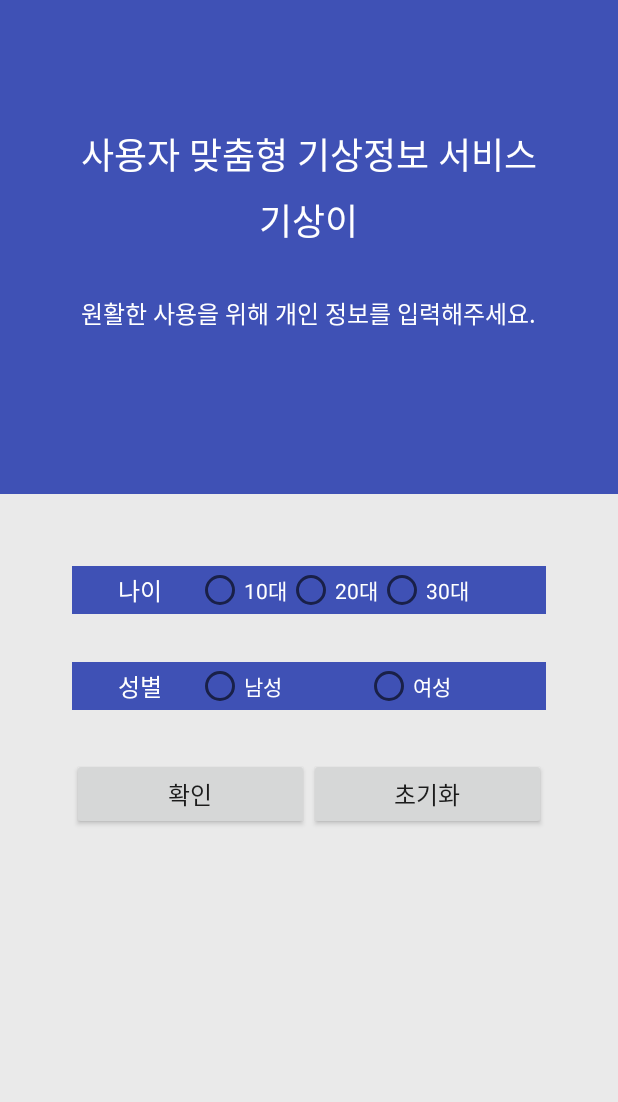
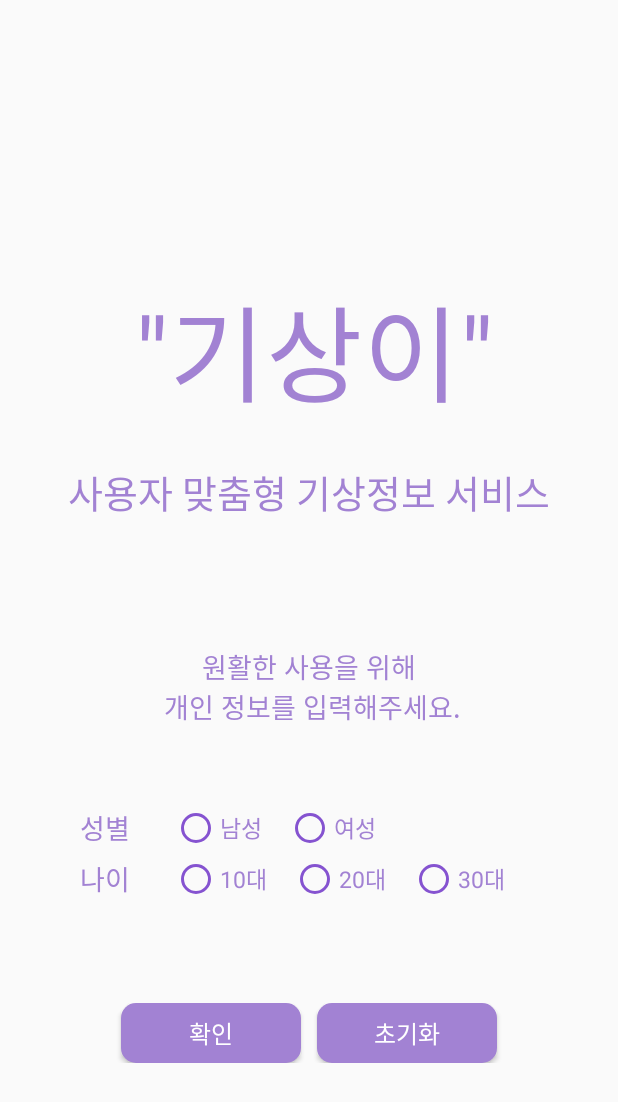
Before and after one commit to 2JK/Gisang2, an Android app: the IntroActivity screen opened directly, with no data from a screen before it, on a phone screen of 412 x 824 dp. Shown: the top 1102 px of the screen. Run offline under Robolectric (Android 15) with nearby library versions, the phone set to English and light mode, and no system bars; Roboto replaces fonts that are not available here; 2 statements that could not run were skipped.

Commit message:
180612 0721 의류샵과 연결 작업중 인트로 UI변경

```diff
--- a/app/src/main/java/com/example/jklee/netproject/IntroActivity.java
+++ b/app/src/main/java/com/example/jklee/netproject/IntroActivity.java
@@ -10,6 +10,7 @@ import android.support.v7.app.AppCompatActivity;
 import android.view.View;
 import android.widget.Button;
 import android.widget.RadioButton;
+import android.widget.TextView;
 import android.widget.Toast;
 
 public class IntroActivity extends AppCompatActivity {
@@ -18,44 +19,71 @@ public class IntroActivity extends AppCompatActivity {
     private RadioButton radioButtonAge10, radioButtonAge20, radioButtonAge30;
     private RadioButton radioButtonGenderMale, radioButtonGenderFemale;
 
+    private TextView textView_gisang2;
+    private TextView textView_gisang2_2;
+    private TextView textView_gisang2_3;
+    private TextView textView_gisang2_gender;
+    private TextView textView_gisang2_age;
+
     @Override
     protected void onCreate(Bundle savedInstanceState) {
         super.onCreate(savedInstanceState);
         setContentView(R.layout.activity_intro);
 
         buttonOk = (Button) findViewById(R.id.btn_ok);
-        buttonReset = (Button)findViewById(R.id.btn_reset);
-        radioButtonAge10 = (RadioButton)findViewById(R.id.rbtn_10);
-        radioButtonAge20 = (RadioButton)findViewById(R.id.rbtn_20);
-        radioButtonAge30 = (RadioButton)findViewById(R.id.rbtn_30);
-        radioButtonGenderMale = (RadioButton)findViewById(R.id.rbtn_male);
-        radioButtonGenderFemale = (RadioButton)findViewById(R.id.rbtn_female);
+        buttonReset = (Button) findViewById(R.id.btn_reset);
+        radioButtonAge10 = (RadioButton) findViewById(R.id.rbtn_10);
+        radioButtonAge20 = (RadioButton) findViewById(R.id.rbtn_20);
+        radioButtonAge30 = (RadioButton) findViewById(R.id.rbtn_30);
+        radioButtonGenderMale = (RadioButton) findViewById(R.id.rbtn_male);
+
+
+        radioButtonGenderFemale = (RadioButton) findViewById(R.id.rbtn_female);
+
+        FontSetting fontSetting = new FontSetting(getApplicationContext());
+
+        radioButtonGenderMale.setTypeface(fontSetting.getTypeface_Main());
+        radioButtonGenderFemale.setTypeface(fontSetting.getTypeface_Main());
+        radioButtonAge10.setTypeface(fontSetting.getTypeface_Main());
+        radioButtonAge20.setTypeface(fontSetting.getTypeface_Main());
+        radioButtonAge30.setTypeface(fontSetting.getTypeface_Main());
+        buttonOk.setTypeface(fontSetting.getTypeface_Sub());
+        buttonReset.setTypeface(fontSetting.getTypeface_Sub());
+
+        textView_gisang2 = findViewById(R.id.textView_gisang2);
+        textView_gisang2.setTypeface(fontSetting.getTypeface_Main());
+        textView_gisang2_2 = findViewById(R.id.textView_gisang2_2);
+        textView_gisang2_2.setTypeface(fontSetting.getTypeface_Main());
+        textView_gisang2_3 = findViewById(R.id.textView_gisang2_3);
+        textView_gisang2_3.setTypeface(fontSetting.getTypeface_Main());
+        textView_gisang2_gender = findViewById(R.id.textView_gisang2_gender);
+        textView_gisang2_gender.setTypeface(fontSetting.getTypeface_Main());
+        textView_gisang2_age = findViewById(R.id.textView_gisang2_age);
+        textView_gisang2_age.setTypeface(fontSetting.getTypeface_Main());
 
         buttonOk.setOnClickListener(new Button.OnClickListener() {
             @Override
             public void onClick(View view) {
-                if((radioButtonAge10.isChecked() || radioButtonAge20.isChecked() || radioButtonAge30.isChecked())
+                if ((radioButtonAge10.isChecked() || radioButtonAge20.isChecked() || radioButtonAge30.isChecked())
                         && (radioButtonGenderMale.isChecked() || radioButtonGenderFemale.isChecked())) {
                     SharedPreferences pref = getSharedPreferences("gisang", Activity.MODE_PRIVATE);
                     SharedPreferences.Editor editor = pref.edit();
 
-                    if(radioButtonGenderMale.isChecked()) {
+                    if (radioButtonGenderMale.isChecked()) {
                         editor.putBoolean("isMale", true);
                         editor.commit();
-                    }
-                    else {
+                    } else {
                         editor.putBoolean("isMale", false);
                         editor.commit();
                     }
                     Toast.makeText(getApplicationContext(), "환영합니다!", Toast.LENGTH_LONG).show();
                     if (pref.getBoolean("isMale", false))
-                       MainActivity.Gender = "male";
+                        MainActivity.Gender = "male";
                     else
                         MainActivity.Gender = "female";
-
+                    editor.putBoolean("isSelected", true);
                     finish();
-                }
-                else {
+                } else {
                     Toast.makeText(getApplicationContext(), "나이 및 성별 정보를 선택해주세요.", Toast.LENGTH_LONG).show();
                 }
             }
--- a/app/src/main/java/com/example/jklee/netproject/MainActivity.java
+++ b/app/src/main/java/com/example/jklee/netproject/MainActivity.java
@@ -9,6 +9,7 @@ import android.support.constraint.ConstraintLayout;
 import android.support.v7.app.AppCompatActivity;
 import android.os.Bundle;
 import android.text.format.Time;
+import android.util.Log;
 import android.view.View;
 import android.widget.Button;
 import android.widget.ImageView;
@@ -127,7 +128,9 @@ public class MainActivity extends AppCompatActivity {
     private void firstExecute() {
         pref = getSharedPreferences("gisang", MODE_PRIVATE);
         boolean isAlreadyExecuted = pref.getBoolean("isAlreadyExecuted", false);
-        if (isAlreadyExecuted == false) {
+        boolean isGenderSelected = pref.getBoolean("isSelected", false);
+
+        if (isGenderSelected == false) {
             SharedPreferences.Editor editor = pref.edit();
             editor.putBoolean("isAlreadyExecuted", true);
             editor.commit();
--- a/app/src/main/res/drawable/dialog_background.xml
+++ b/app/src/main/res/drawable/dialog_background.xml
@@ -4,7 +4,7 @@
     <solid android:color="#ffffff"></solid>
 
     <stroke android:width="2dp"
-        android:color="#ffffff"></stroke>
+        android:color="#a282d3"></stroke>
 
     <corners android:bottomLeftRadius="20dp"
         android:topLeftRadius="20dp"
--- /dev/null
+++ b/app/src/main/res/drawable/dialog_button.xml
@@ -0,0 +1,14 @@
+<?xml version="1.0" encoding="utf-8"?>
+<shape xmlns:android="http://schemas.android.com/apk/res/android">
+
+    <solid android:color="#a282d3"></solid>
+
+
+    <corners
+        android:topLeftRadius="10dp"
+        android:topRightRadius="10dp"
+        android:bottomLeftRadius="10dp"
+        android:bottomRightRadius="10dp"
+       ></corners>
+
+</shape>
--- a/app/src/main/res/drawable/dialog_title.xml
+++ b/app/src/main/res/drawable/dialog_title.xml
@@ -3,8 +3,8 @@
 
     <solid android:color="#8553d0"></solid>
 
-    <stroke android:width="1dp"
-        android:color="#ffffff"></stroke>
+    <stroke android:width="2dp"
+        android:color="#a282d3"></stroke>
 
     <corners
         android:topLeftRadius="20dp"
--- /dev/null
+++ b/app/src/main/res/drawable/radio_layout.xml
@@ -0,0 +1,12 @@
+<?xml version="1.0" encoding="utf-8"?>
+<shape xmlns:android="http://schemas.android.com/apk/res/android">
+
+    <solid android:color="#a282d3"></solid>
+
+
+    <corners android:bottomLeftRadius="10dp"
+        android:topLeftRadius="10dp"
+        android:topRightRadius="10dp"
+        android:bottomRightRadius="10dp"></corners>
+
+</shape>
--- a/app/src/main/res/layout/activity_intro.xml
+++ b/app/src/main/res/layout/activity_intro.xml
@@ -1,187 +1,267 @@
 <?xml version="1.0" encoding="utf-8"?>
-<LinearLayout xmlns:android="http://schemas.android.com/apk/res/android"
+<android.support.constraint.ConstraintLayout xmlns:android="http://schemas.android.com/apk/res/android"
     xmlns:app="http://schemas.android.com/apk/res-auto"
     xmlns:tools="http://schemas.android.com/tools"
-    android:orientation="vertical"
     android:layout_width="match_parent"
-    android:layout_height="match_parent"
-    tools:context=".IntroActivity">
+    android:layout_height="match_parent">
 
     <LinearLayout
+        android:id="@+id/linearLayout8"
         android:layout_width="match_parent"
-        android:layout_height="0dp"
-        android:layout_weight="4"
-        android:orientation="vertical"
+        android:layout_height="wrap_content"
+        android:layout_marginBottom="8dp"
+        android:layout_marginLeft="8dp"
+        android:layout_marginStart="8dp"
+        android:layout_marginTop="8dp"
         android:gravity="center"
-        android:background="@color/colorPrimary">
+        android:orientation="horizontal"
+        app:layout_constraintBottom_toBottomOf="parent"
+        app:layout_constraintEnd_toEndOf="parent"
+        app:layout_constraintHorizontal_bias="0.0"
+        app:layout_constraintStart_toStartOf="parent"
+        app:layout_constraintTop_toTopOf="parent"
+        app:layout_constraintVertical_bias="0.246">
 
         <TextView
+            android:id="@+id/textView_gisang2"
             android:layout_width="wrap_content"
             android:layout_height="wrap_content"
-            android:padding="8dp"
-            android:text="사용자 맞춤형 기상정보 서비스"
-            android:textSize="24sp"
-            android:textColor="#FFFFFF"
-            android:layout_gravity="center_horizontal"/>
-
-        <TextView
-            android:layout_width="wrap_content"
-            android:layout_height="wrap_content"
-            android:text="기상이"
-            android:textSize="24sp"
-            android:textColor="#FFFFFF"
-            android:layout_gravity="center_horizontal"/>
-
-        <TextView
-            android:layout_width="wrap_content"
-            android:layout_height="wrap_content"
-            android:padding="32dp"
-            android:text="원활한 사용을 위해 개인 정보를 입력해주세요."
-            android:textSize="16sp"
-            android:textColor="#FFFFFF"
-            android:layout_gravity="center_horizontal"/>
+            android:text="&quot;기상이&quot;"
+            android:textColor="#a282d3"
+            android:textSize="70dp" />
 
     </LinearLayout>
 
     <LinearLayout
-        android:layout_width="match_parent"
-        android:layout_height="0dp"
-        android:layout_weight="6"
-        android:background="#EAEAEA">
-
-        <LinearLayout
-            android:orientation="vertical"
-            android:layout_width="match_parent"
-            android:layout_height="match_parent"
-            android:layout_margin="24dp"
-            android:padding="24dp">
-
-            <LinearLayout
-                android:orientation="horizontal"
+        android:id="@+id/linearLayout9"
         android:layout_width="match_parent"
         android:layout_height="wrap_content"
-                android:background="@color/colorPrimary"
-                android:paddingLeft="8dp"
-                android:paddingRight="8dp"
-                android:gravity="center">
+        android:layout_marginBottom="8dp"
+        android:layout_marginEnd="8dp"
+        android:layout_marginLeft="8dp"
+        android:layout_marginRight="8dp"
+        android:layout_marginStart="8dp"
+        android:layout_marginTop="8dp"
+        android:gravity="center"
+        android:orientation="horizontal"
+        app:layout_constraintBottom_toBottomOf="parent"
+        app:layout_constraintEnd_toEndOf="parent"
+        app:layout_constraintHorizontal_bias="0.0"
+        app:layout_constraintStart_toStartOf="parent"
+        app:layout_constraintTop_toBottomOf="@+id/linearLayout8"
+        app:layout_constraintVertical_bias="0.031">
 
         <TextView
-                    android:layout_width="0dp"
-                    android:layout_height="match_parent"
-                    android:layout_weight="1"
-                    android:text="나이"
-                    android:gravity="center"
-                    android:textSize="16sp"
-                    android:textColor="#FFFFFF" />
-
-                <RadioGroup
-                    android:id="@+id/rbtngrp_age"
-                    android:orientation="horizontal"
-                    android:layout_width="0dp"
-                    android:layout_height="match_parent"
-                    android:layout_weight="3">
-
-                    <RadioButton
-                        android:id="@+id/rbtn_10"
+            android:id="@+id/textView_gisang2_2"
             android:layout_width="wrap_content"
-                        android:layout_height="match_parent"
-                        android:text="10대"
-                        android:textColor="#FFFFFF" />
-
-                    <RadioButton
-                        android:id="@+id/rbtn_20"
-                        android:layout_width="wrap_content"
-                        android:layout_height="match_parent"
-                        android:text="20대"
-                        android:textColor="#FFFFFF" />
-
-                    <RadioButton
-                        android:id="@+id/rbtn_30"
-                        android:layout_width="wrap_content"
-                        android:layout_height="match_parent"
-                        android:text="30대"
-                        android:textColor="#FFFFFF" />
-
-                </RadioGroup>
-
+            android:layout_height="wrap_content"
+            android:text="사용자 맞춤형 기상정보 서비스"
+            android:textColor="#a282d3"
+            android:textSize="25dp" />
 
     </LinearLayout>
 
+    <LinearLayout
+        android:id="@+id/linearLayout10"
+        android:layout_width="match_parent"
+        android:layout_height="wrap_content"
+        android:layout_marginEnd="8dp"
+        android:layout_marginLeft="8dp"
+        android:layout_marginRight="8dp"
+        android:layout_marginStart="8dp"
+        android:layout_marginTop="84dp"
+        android:gravity="center"
+        android:orientation="horizontal"
+        app:layout_constraintEnd_toEndOf="parent"
+        app:layout_constraintHorizontal_bias="0.0"
+        app:layout_constraintStart_toStartOf="parent"
+        app:layout_constraintTop_toBottomOf="@+id/linearLayout9">
+
+        <TextView
+            android:id="@+id/textView_gisang2_3"
+            android:layout_width="wrap_content"
+            android:layout_height="wrap_content"
+            android:gravity="center_horizontal"
+            android:text="원활한 사용을 위해\n 개인 정보를 입력해주세요."
+            android:textColor="#a282d3"
+            android:textSize="18dp" />
+
+    </LinearLayout>
 
     <LinearLayout
+        android:id="@+id/linearLayout4"
+        android:layout_width="match_parent"
+        android:layout_height="30dp"
+        android:layout_marginBottom="8dp"
+        android:layout_marginEnd="8dp"
+        android:layout_marginLeft="8dp"
+        android:layout_marginRight="8dp"
+        android:layout_marginStart="8dp"
+        android:layout_marginTop="8dp"
+        android:gravity="left"
         android:orientation="horizontal"
-                android:layout_width="match_parent"
-                android:layout_height="wrap_content"
-                android:background="@color/colorPrimary"
-                android:paddingLeft="8dp"
-                android:paddingRight="8dp"
-                android:layout_marginTop="32dp">
+        app:layout_constraintBottom_toBottomOf="parent"
+        app:layout_constraintEnd_toEndOf="parent"
+        app:layout_constraintHorizontal_bias="0.0"
+        app:layout_constraintStart_toStartOf="parent"
+        app:layout_constraintTop_toBottomOf="@+id/linearLayout10"
+        app:layout_constraintVertical_bias="0.15">
 
         <TextView
-                    android:layout_width="0dp"
-                    android:layout_height="match_parent"
-                    android:layout_weight="1"
+            android:id="@+id/textView_gisang2_gender"
+            android:layout_width="wrap_content"
+            android:layout_height="wrap_content"
+            android:layout_gravity="center_vertical"
+            android:paddingLeft="45dp"
             android:text="성별"
-                    android:gravity="center"
-                    android:textSize="16sp"
-                    android:textColor="#FFFFFF" />
+            android:textColor="#a282d3"
+            android:textSize="18dp" />
 
         <RadioGroup
             android:id="@+id/rbtngrp_gender"
+            android:layout_width="wrap_content"
+            android:layout_height="match_parent"
+            android:layout_gravity="center_vertical"
             android:orientation="horizontal"
-                    android:layout_width="0dp"
-                    android:layout_height="match_parent"
-                    android:layout_weight="3">
+            android:paddingLeft="20dp">
 
             <RadioButton
                 android:id="@+id/rbtn_male"
-                        android:layout_width="0dp"
+                android:layout_width="wrap_content"
                 android:layout_height="match_parent"
-                        android:layout_weight="1"
+                android:layout_gravity="center_vertical"
+                android:layout_marginHorizontal="8dp"
+                android:buttonTint="#8553d0"
                 android:text="남성"
-                        android:textColor="#FFFFFF"/>
+                android:textColor="#a282d3"
+                android:textSize="15dp" />
 
             <RadioButton
                 android:id="@+id/rbtn_female"
-                        android:layout_width="0dp"
+                android:layout_width="wrap_content"
                 android:layout_height="match_parent"
-                        android:layout_weight="1"
+                android:layout_gravity="center_vertical"
+                android:layout_marginHorizontal="8dp"
+                android:buttonTint="#8553d0"
                 android:text="여성"
-                        android:textColor="#FFFFFF"/>
+                android:textColor="#a282d3"
+                android:textSize="15dp" />
 
         </RadioGroup>
 
     </LinearLayout>
 
     <LinearLayout
+        android:id="@+id/linearLayout7"
+        android:layout_width="match_parent"
+        android:layout_height="30dp"
+        android:layout_marginBottom="108dp"
+        android:layout_marginEnd="8dp"
+        android:layout_marginLeft="8dp"
+        android:layout_marginRight="8dp"
+        android:layout_marginStart="8dp"
+        android:layout_marginTop="4dp"
+        android:gravity="left"
         android:orientation="horizontal"
+        app:layout_constraintBottom_toBottomOf="parent"
+        app:layout_constraintEnd_toEndOf="parent"
+        app:layout_constraintHorizontal_bias="0.0"
+        app:layout_constraintStart_toStartOf="parent"
+        app:layout_constraintTop_toBottomOf="@+id/linearLayout4"
+        app:layout_constraintVertical_bias="0.0">
+
+        <TextView
+            android:id="@+id/textView_gisang2_age"
+            android:layout_width="wrap_content"
+            android:layout_height="wrap_content"
+            android:paddingLeft="45dp"
+            android:layout_gravity="center_vertical"
+            android:text="나이"
+            android:textColor="#a282d3"
+            android:textSize="18dp" />
+
+        <RadioGroup
+            android:id="@+id/rbtngrp_age"
+            android:layout_width="wrap_content"
+            android:layout_height="match_parent"
+            android:orientation="horizontal"
+            android:paddingLeft="20dp">
+
+            <RadioButton
+                android:id="@+id/rbtn_10"
+                android:layout_width="wrap_content"
+                android:layout_height="match_parent"
+                android:layout_marginHorizontal="8dp"
+                android:buttonTint="#8553d0"
+                android:text="10대"
+                android:layout_gravity="center_vertical"
+                android:textSize="15dp"
+                android:textColor="#a282d3" />
+
+            <RadioButton
+                android:id="@+id/rbtn_20"
+                android:layout_width="wrap_content"
+                android:layout_height="match_parent"
+                android:layout_marginHorizontal="8dp"
+                android:buttonTint="#8553d0"
+                android:text="20대"
+                android:layout_gravity="center_vertical"
+                android:textSize="15dp"
+                android:textColor="#a282d3" />
+
+            <RadioButton
+                android:id="@+id/rbtn_30"
+                android:layout_width="wrap_content"
+                android:layout_height="match_parent"
+                android:layout_marginHorizontal="8dp"
+                android:buttonTint="#8553d0"
+                android:text="30대"
+                android:layout_gravity="center_vertical"
+                android:textSize="15dp"
+                android:textColor="#a282d3" />
+
+        </RadioGroup>
+    </LinearLayout>
+
+    <LinearLayout
         android:layout_width="match_parent"
         android:layout_height="wrap_content"
-                android:layout_marginTop="32dp">
+        android:layout_marginBottom="8dp"
+        android:layout_marginEnd="8dp"
+        android:layout_marginLeft="8dp"
+        android:layout_marginRight="8dp"
+        android:layout_marginStart="8dp"
+        android:layout_marginTop="8dp"
+        android:gravity="center"
+        android:orientation="horizontal"
+        app:layout_constraintBottom_toBottomOf="parent"
+        app:layout_constraintEnd_toEndOf="parent"
+        app:layout_constraintHorizontal_bias="0.0"
+        app:layout_constraintStart_toStartOf="parent"
+        app:layout_constraintTop_toBottomOf="@+id/linearLayout7"
+        app:layout_constraintVertical_bias="0.359">
 
         <Button
             android:id="@+id/btn_ok"
-                    android:layout_width="0dp"
-                    android:layout_height="match_parent"
-                    android:layout_weight="1"
+            android:layout_width="120dp"
+            android:layout_height="40dp"
+            android:layout_marginHorizontal="5dp"
+            android:background="@drawable/dialog_button"
             android:text="확인"
-                    android:textSize="16sp"
-                    android:padding="8dp"/>
+            android:textColor="@android:color/white"
+            android:textSize="16dp" />
 
         <Button
             android:id="@+id/btn_reset"
-                    android:layout_width="0dp"
-                    android:layout_height="match_parent"
-                    android:layout_weight="1"
+            android:layout_width="120dp"
+            android:layout_height="40dp"
+            android:layout_marginHorizontal="5dp"
+            android:background="@drawable/dialog_button"
+            android:padding="8dp"
             android:text="초기화"
-                    android:textSize="16sp"
-                    android:padding="8dp"/>
+            android:textColor="@android:color/white"
+            android:textSize="16dp" />
 
     </LinearLayout>
 
-
-        </LinearLayout>
-
-    </LinearLayout>
-
-</LinearLayout>
+</android.support.constraint.ConstraintLayout>
--- a/app/src/main/res/layout/custom_dialog.xml
+++ b/app/src/main/res/layout/custom_dialog.xml
@@ -67,22 +67,16 @@
 
     </LinearLayout>
 
-    <LinearLayout
-        android:id="@+id/linearLayout4"
-        android:layout_width="match_parent"
-        android:layout_height="1dp"
-        android:orientation="horizontal"
-        android:background="@android:color/black"
-        app:layout_constraintEnd_toEndOf="parent"
-        app:layout_constraintStart_toStartOf="parent"
-        app:layout_constraintTop_toBottomOf="@+id/linearLayout3">
-
-    </LinearLayout>
 
     <LinearLayout
         android:id="@+id/linearLayout6"
         android:layout_width="match_parent"
         android:layout_height="290dp"
+        android:layout_marginEnd="8dp"
+        android:layout_marginLeft="8dp"
+        android:layout_marginRight="8dp"
+        android:layout_marginStart="8dp"
+        android:layout_marginTop="8dp"
         android:background="@drawable/dialog_contents"
         android:gravity="center"
         android:orientation="vertical"
@@ -121,7 +115,7 @@
             android:id="@+id/button_store"
             android:layout_width="100dp"
             android:layout_height="40dp"
-            android:background="#8553d0"
+            android:background="@drawable/dialog_button"
             android:text="버튼"
             android:textColor="@android:color/white"
             android:textSize="15dp" />
```
Also changed, not shown: app/src/main/res/drawable/app_icon.png, app/src/main/res/drawable/bg_blue.png (deleted), app/src/main/res/drawable/bg_green.png (deleted), app/src/main/res/drawable/bg_orange.png (deleted), app/src/main/res/drawable/bg_red.png (deleted), app/src/main/res/drawable/bg_yellow.png (deleted), app/src/main/res/drawable/splash.png, 2 other files. Lines whose indentation alone changed are shown as unchanged.
